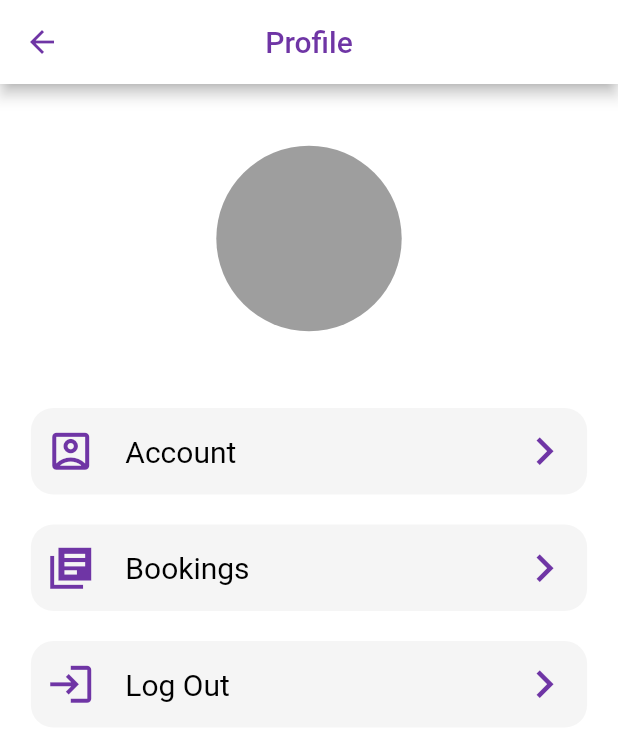
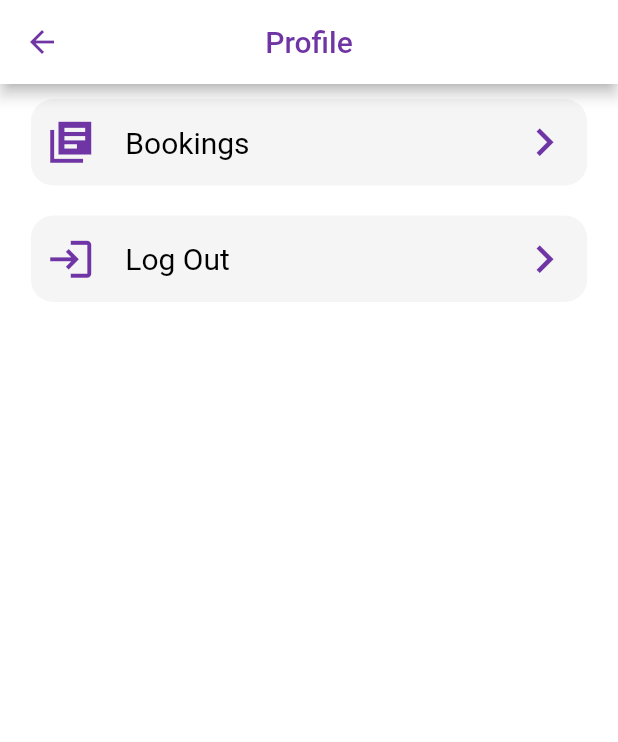
Before and after one commit to Sarthak-Singhania/ISC, a Flutter app: the ProfileScreen screen opened by its route, on a phone screen of 412 x 824 dp. Shown: the top 742 px of the screen. Run offline on Flutter 3.47's test engine with Material 2 defaults, Android fonts, the phone set to English and light mode, and no system bars; drawn by our look-alikes of auto_size_text; our stand-ins replace cloud_firestore, firebase_auth, firebase_core, flutter_custom_clippers, flutter_switch, fluttertoast and 2 more; accounts and stored records are empty.

Commit message:
Updated app icon

```diff
--- a/app/lib/screens/admin_time_slot.dart
+++ b/app/lib/screens/admin_time_slot.dart
@@ -31,7 +31,7 @@ class _TimeSlotState extends State<TimeSlot> {
   Response? oldResponse;
   bool _decideWhichDayToEnable(DateTime day) {
     if ((day.isAfter(DateTime.now().subtract(Duration(days: 1))) &&
-        day.isBefore(DateTime.now().add(Duration(days: 7 - calendarRange))))) {
+        day.isBefore(DateTime.now().add(Duration(days: 14 - calendarRange))))) {
       return true;
     }
     return false;
--- a/app/lib/screens/profile_screen.dart
+++ b/app/lib/screens/profile_screen.dart
@@ -51,17 +51,17 @@ class _ProfileScreenState extends State<ProfileScreen> {
         child: Column(
           mainAxisAlignment: MainAxisAlignment.start,
           children: [
-            Container(
-                margin: EdgeInsets.all(size.height * 0.05),
-                child: CircleAvatar(
-                  backgroundColor: Colors.grey,
-                  radius: size.width * 0.15,
-                )),
-            ProfileCard(
-                size: size,
-                text: 'Account',
-                icon: Icons.account_box_outlined,
-                func: () {}),
+            // Container(
+            //     margin: EdgeInsets.all(size.height * 0.05),
+            //     child: CircleAvatar(
+            //       backgroundColor: Colors.grey,
+            //       radius: size.width * 0.15,
+            //     )),
+            // ProfileCard(
+            //     size: size,
+            //     text: 'Account',
+            //     icon: Icons.account_box_outlined,
+            //     func: () {}),
             StudentInfo.isAdmin == false
                 ? ProfileCard(
                     size: size,
--- a/app/pubspec.yaml
+++ b/app/pubspec.yaml
@@ -47,8 +47,8 @@ dev_dependencies:
 flutter_icons:
   android: true
   ios: true
-  image_path: "lib/assets/images/runner.png"
-  adaptive_icon_foreground: "lib/assets/images/logo_foreground.png"
+  image_path: "lib/assets/images/new_icon.png"
+  adaptive_icon_foreground: "lib/assets/images/new_icon_foreground.png"
   adaptive_icon_background: "#ffffff"
 
 # For information on the generic Dart part of this file, see the
```
Also changed, not shown: app/lib/screens/user_time_slot.dart (+20 -3 lines), app/lib/assets/images/logo_foreground.png (deleted), app/lib/assets/images/new_icon.png (added), app/lib/assets/images/new_icon_foreground.png (added), 25 other files.
